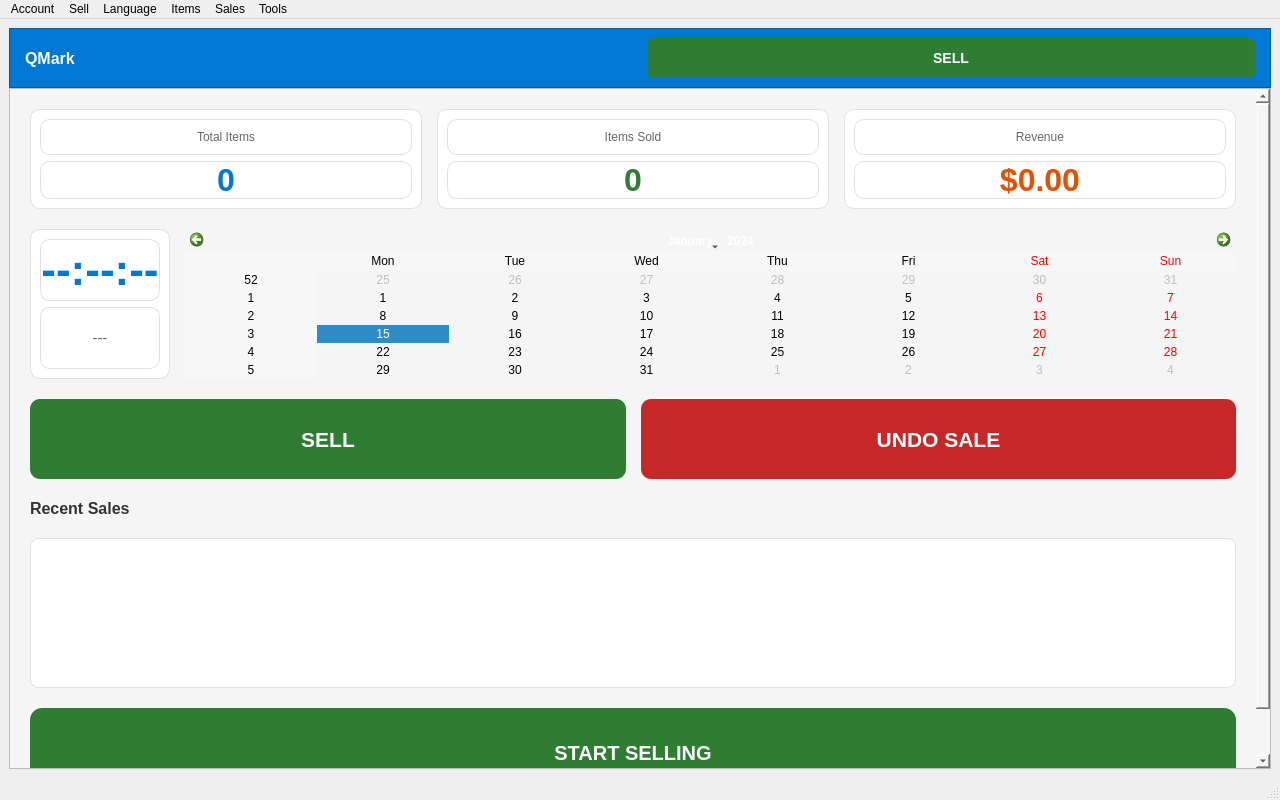
This is src/app/mainwindow.ui in C0m3b4ck/QMark as Qt 5 draws it before an edit. The edited form follows.
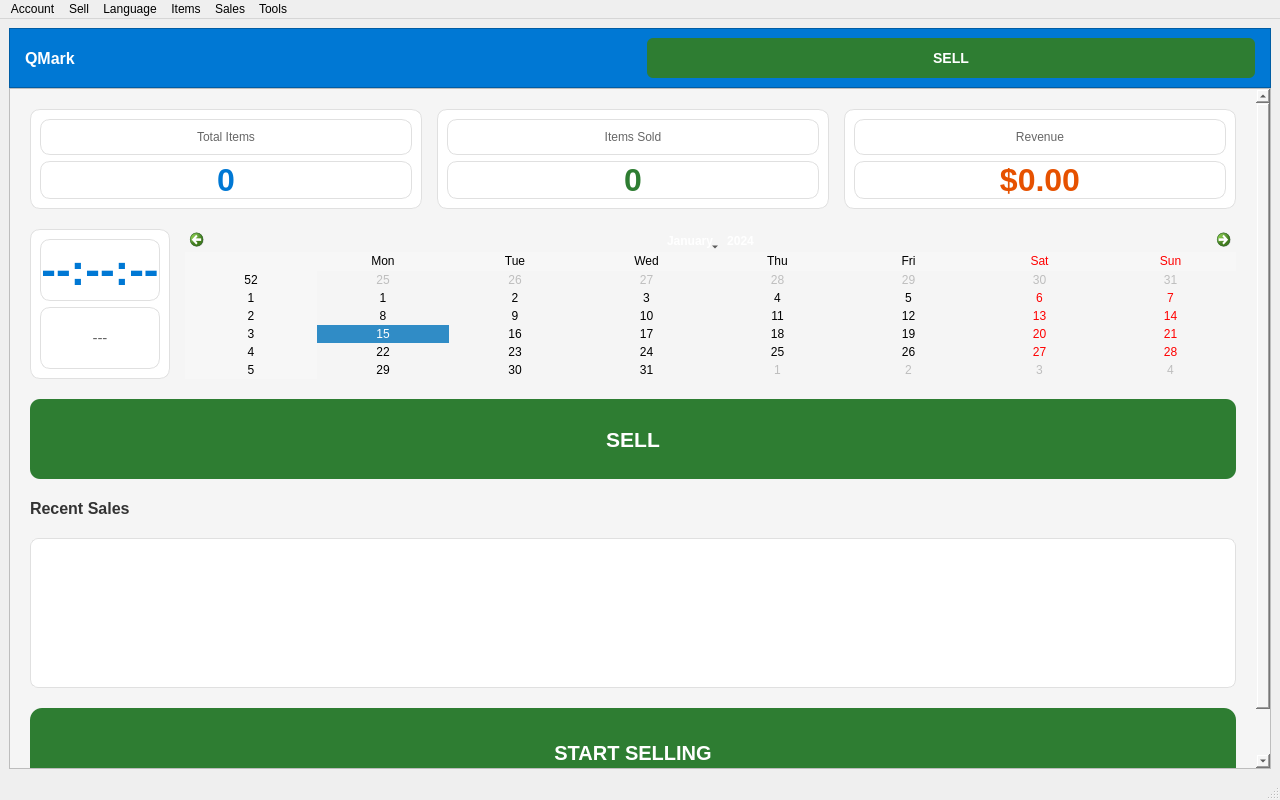
This is the edited form. The open tabs and pages were chosen to show the change.

Commit message: UX: remove dashboard UNDO SALE button; bound POS simple-view stats

```diff
--- a/src/app/mainwindow.ui
+++ b/src/app/mainwindow.ui
@@ -535,32 +535,6 @@
                 </property>
                </widget>
               </item>
-              <item>
-               <widget class="QPushButton" name="btnUndoSale">
-                <property name="text">
-                 <string>UNDO SALE</string>
-                </property>
-                <property name="minimumSize">
-                 <size>
-                  <width>0</width>
-                  <height>80</height>
-                 </size>
-                </property>
-                <property name="font">
-                 <font>
-                  <pointsize>16</pointsize>
-                  <weight>75</weight>
-                  <bold>true</bold>
-                 </font>
-                </property>
-                <property name="styleSheet">
-                 <string notr="true">QPushButton { background-color: #c62828; color: white; border: none; border-radius: 10px; } QPushButton:hover { background-color: #8e0000; }</string>
-                </property>
-                <property name="cursor">
-                 <enum>Qt::PointingHandCursor</enum>
-                </property>
-               </widget>
-              </item>
              </layout>
             </item>
             <!-- Recent sales -->
```
The commit also changes 7 other files.
